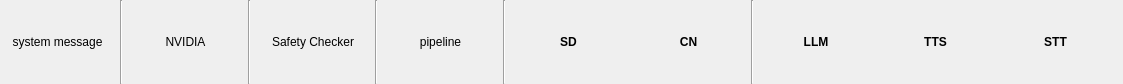
Before: the Qt Designer form src/airunner/components/application/gui/widgets/status/templates/status.ui in Capsize-Games/airunner, drawn with Qt 5.
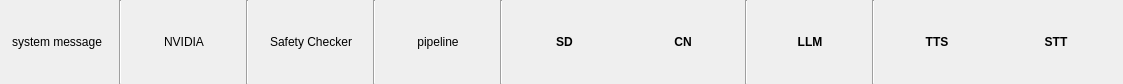
After: the same form once the commit is applied.

Commit message: update status widget, remove hard coded base_path

```diff
--- a/src/airunner/components/application/gui/widgets/status/templates/status.ui
+++ b/src/airunner/components/application/gui/widgets/status/templates/status.ui
@@ -173,6 +173,13 @@
      </property>
     </widget>
    </item>
+   <item>
+    <widget class="Line" name="line_3">
+     <property name="orientation">
+      <enum>Qt::Orientation::Vertical</enum>
+     </property>
+    </widget>
+   </item>
    <item>
     <widget class="QLabel" name="tts_status">
      <property name="sizePolicy">
```
The commit also changes 23 other files.
